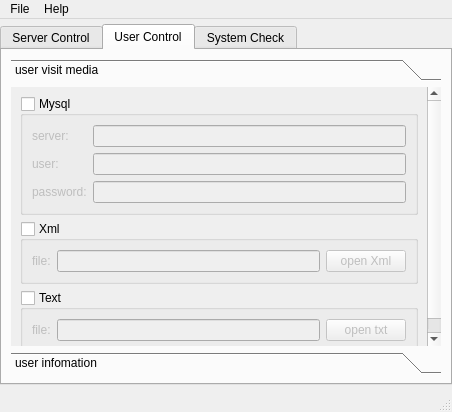
This is xdIm_PySide/ui/server/serverManager.ui in xiaomdong/xdIm as Qt 5 draws it before an edit. The edited form follows.
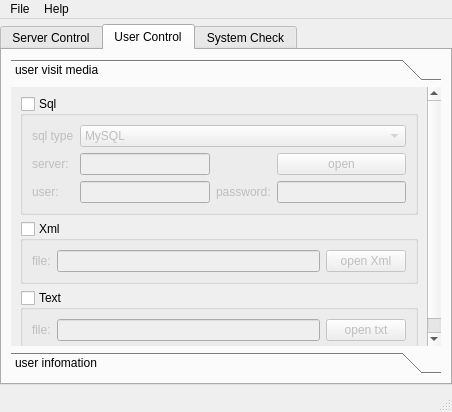
This is the edited form. The open tabs and pages were chosen to show the change.

The edit to the form file:
```diff
--- a/xdIm_PySide/ui/server/serverManager.ui
+++ b/xdIm_PySide/ui/server/serverManager.ui
@@ -131,96 +131,6 @@
             <string>user visit media</string>
            </attribute>
            <layout class="QGridLayout" name="gridLayout_4">
-            <item row="0" column="0">
-             <widget class="QGroupBox" name="mysql_groupBox">
-              <property name="sizePolicy">
-               <sizepolicy hsizetype="Preferred" vsizetype="Preferred">
-                <horstretch>0</horstretch>
-                <verstretch>2</verstretch>
-               </sizepolicy>
-              </property>
-              <property name="title">
-               <string>Mysql</string>
-              </property>
-              <property name="checkable">
-               <bool>true</bool>
-              </property>
-              <property name="checked">
-               <bool>false</bool>
-              </property>
-              <layout class="QGridLayout" name="gridLayout_3">
-               <item row="0" column="0">
-                <widget class="QLabel" name="label">
-                 <property name="sizePolicy">
-                  <sizepolicy hsizetype="Fixed" vsizetype="Preferred">
-                   <horstretch>2</horstretch>
-                   <verstretch>0</verstretch>
-                  </sizepolicy>
-                 </property>
-                 <property name="text">
-                  <string>server:</string>
-                 </property>
-                </widget>
-               </item>
-               <item row="1" column="0">
-                <widget class="QLabel" name="label_2">
-                 <property name="sizePolicy">
-                  <sizepolicy hsizetype="Fixed" vsizetype="Preferred">
-                   <horstretch>2</horstretch>
-                   <verstretch>0</verstretch>
-                  </sizepolicy>
-                 </property>
-                 <property name="text">
-                  <string>user:</string>
-                 </property>
-                </widget>
-               </item>
-               <item row="2" column="0">
-                <widget class="QLabel" name="label_3">
-                 <property name="sizePolicy">
-                  <sizepolicy hsizetype="Fixed" vsizetype="Preferred">
-                   <horstretch>2</horstretch>
-                   <verstretch>0</verstretch>
-                  </sizepolicy>
-                 </property>
-                 <property name="text">
-                  <string>password:</string>
-                 </property>
-                </widget>
-               </item>
-               <item row="1" column="1">
-                <widget class="QLineEdit" name="lineEdit_3">
-                 <property name="sizePolicy">
-                  <sizepolicy hsizetype="Expanding" vsizetype="Fixed">
-                   <horstretch>3</horstretch>
-                   <verstretch>0</verstretch>
-                  </sizepolicy>
-                 </property>
-                </widget>
-               </item>
-               <item row="0" column="1">
-                <widget class="QLineEdit" name="lineEdit">
-                 <property name="sizePolicy">
-                  <sizepolicy hsizetype="Expanding" vsizetype="Fixed">
-                   <horstretch>2</horstretch>
-                   <verstretch>0</verstretch>
-                  </sizepolicy>
-                 </property>
-                </widget>
-               </item>
-               <item row="2" column="1">
-                <widget class="QLineEdit" name="lineEdit_2">
-                 <property name="sizePolicy">
-                  <sizepolicy hsizetype="Expanding" vsizetype="Fixed">
-                   <horstretch>3</horstretch>
-                   <verstretch>0</verstretch>
-                  </sizepolicy>
-                 </property>
-                </widget>
-               </item>
-              </layout>
-             </widget>
-            </item>
             <item row="1" column="0">
              <widget class="QGroupBox" name="xml_groupBox">
               <property name="sizePolicy">
@@ -309,6 +219,124 @@
               </layout>
              </widget>
             </item>
+            <item row="0" column="0">
+             <widget class="QGroupBox" name="mysql_groupBox">
+              <property name="sizePolicy">
+               <sizepolicy hsizetype="Preferred" vsizetype="Preferred">
+                <horstretch>0</horstretch>
+                <verstretch>2</verstretch>
+               </sizepolicy>
+              </property>
+              <property name="title">
+               <string>Sql</string>
+              </property>
+              <property name="checkable">
+               <bool>true</bool>
+              </property>
+              <property name="checked">
+               <bool>false</bool>
+              </property>
+              <layout class="QGridLayout" name="gridLayout_3">
+               <item row="0" column="0">
+                <widget class="QLabel" name="sqlTypeLabel">
+                 <property name="text">
+                  <string>sql type</string>
+                 </property>
+                </widget>
+               </item>
+               <item row="0" column="1" colspan="3">
+                <widget class="QComboBox" name="sqlTypeComboBox">
+                 <item>
+                  <property name="text">
+                   <string>MySQL</string>
+                  </property>
+                 </item>
+                 <item>
+                  <property name="text">
+                   <string>Sqlite</string>
+                  </property>
+                 </item>
+                </widget>
+               </item>
+               <item row="1" column="0">
+                <widget class="QLabel" name="serverLabel">
+                 <property name="sizePolicy">
+                  <sizepolicy hsizetype="Fixed" vsizetype="Preferred">
+                   <horstretch>2</horstretch>
+                   <verstretch>0</verstretch>
+                  </sizepolicy>
+                 </property>
+                 <property name="text">
+                  <string>server:</string>
+                 </property>
+                </widget>
+               </item>
+               <item row="1" column="1">
+                <widget class="QLineEdit" name="ServerLineEdit">
+                 <property name="sizePolicy">
+                  <sizepolicy hsizetype="Expanding" vsizetype="Fixed">
+                   <horstretch>2</horstretch>
+                   <verstretch>0</verstretch>
+                  </sizepolicy>
+                 </property>
+                </widget>
+               </item>
+               <item row="1" column="3">
+                <widget class="QPushButton" name="openSqlpushButton">
+                 <property name="text">
+                  <string>open</string>
+                 </property>
+                </widget>
+               </item>
+               <item row="2" column="0">
+                <widget class="QLabel" name="userLabel">
+                 <property name="sizePolicy">
+                  <sizepolicy hsizetype="Fixed" vsizetype="Preferred">
+                   <horstretch>2</horstretch>
+                   <verstretch>0</verstretch>
+                  </sizepolicy>
+                 </property>
+                 <property name="text">
+                  <string>user:</string>
+                 </property>
+                </widget>
+               </item>
+               <item row="2" column="1">
+                <widget class="QLineEdit" name="userLineEdit">
+                 <property name="sizePolicy">
+                  <sizepolicy hsizetype="Expanding" vsizetype="Fixed">
+                   <horstretch>3</horstretch>
+                   <verstretch>0</verstretch>
+                  </sizepolicy>
+                 </property>
+                </widget>
+               </item>
+               <item row="2" column="2">
+                <widget class="QLabel" name="passwordLabel">
+                 <property name="sizePolicy">
+                  <sizepolicy hsizetype="Fixed" vsizetype="Preferred">
+                   <horstretch>2</horstretch>
+                   <verstretch>0</verstretch>
+                  </sizepolicy>
+                 </property>
+                 <property name="text">
+                  <string>password:</string>
+                 </property>
+                </widget>
+               </item>
+               <item row="2" column="3">
+                <widget class="QLineEdit" name="passwordlineEdit">
+                 <property name="sizePolicy">
+                  <sizepolicy hsizetype="Expanding" vsizetype="Fixed">
+                   <horstretch>3</horstretch>
+                   <verstretch>0</verstretch>
+                  </sizepolicy>
+                 </property>
+                </widget>
+               </item>
+              </layout>
+             </widget>
+            </item>
            </layout>
           </widget>
           <widget class="QWidget" name="userInfo_page">
```
Left out of the diff: 2 changed lines with no effect on the pictures.
